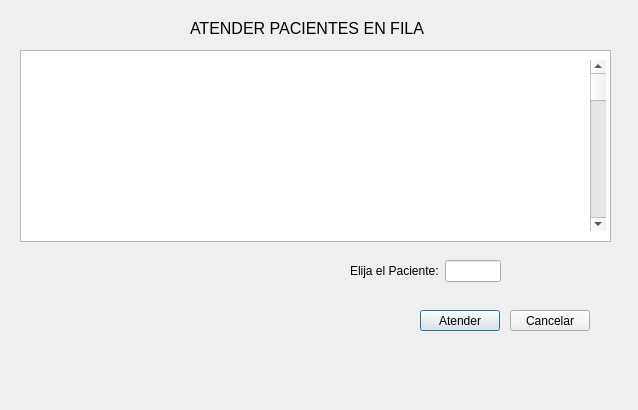
Old version of the form PAF_GUI/PAF_GRUPO_01_GUI/atenderpacientegui.ui in the repository JMOrbegoso/USS-2021-II-PP.
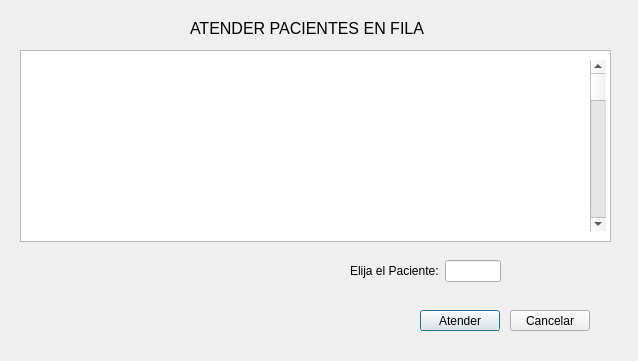
New version of the form.

```diff
--- a/PAF_GUI/PAF_GRUPO_01_GUI/atenderpacientegui.ui
+++ b/PAF_GUI/PAF_GRUPO_01_GUI/atenderpacientegui.ui
@@ -7,7 +7,7 @@
     <x>0</x>
     <y>0</y>
     <width>638</width>
-    <height>410</height>
+    <height>361</height>
    </rect>
   </property>
   <property name="windowTitle">
@@ -18,7 +18,7 @@
     <rect>
      <x>190</x>
      <y>20</y>
-     <width>241</width>
+     <width>271</width>
      <height>16</height>
     </rect>
    </property>
```
